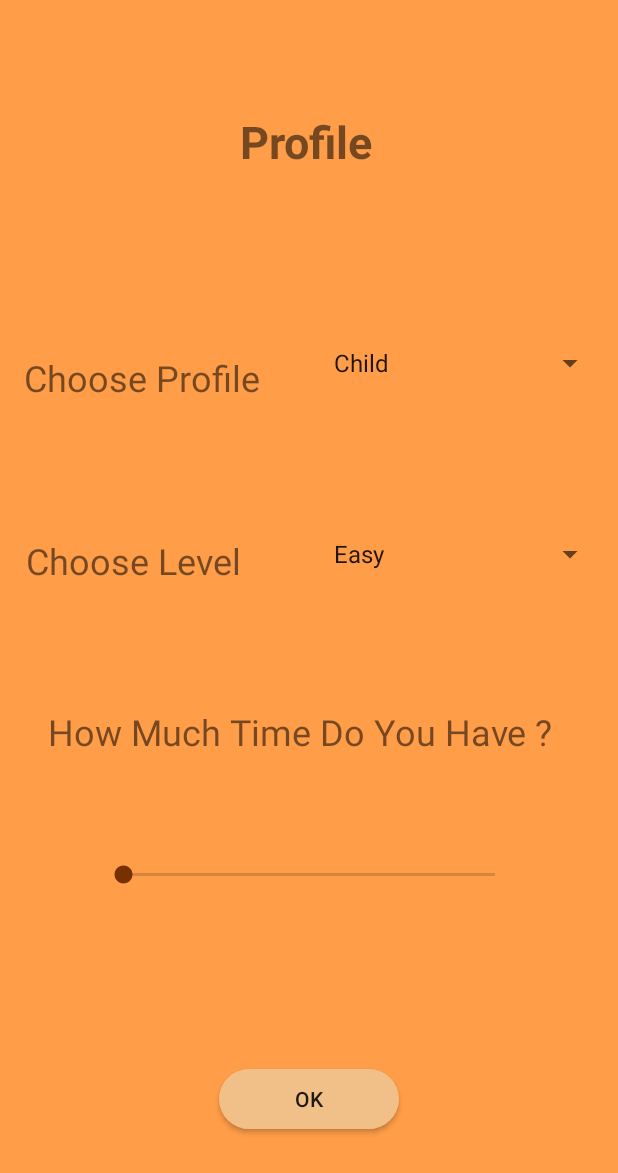
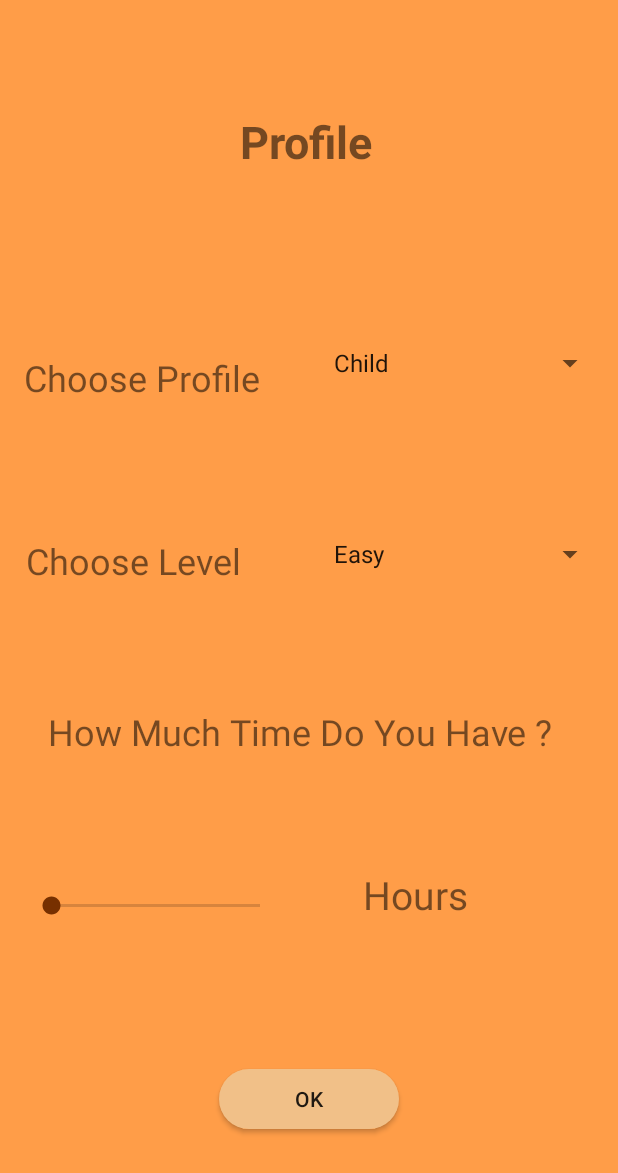
Before and after one commit to NaamaKessler/hackathon, an Android app: the ThirdActivity screen opened directly, with no data from a screen before it, on a phone screen of 412 x 824 dp. Shown: the top 1173 px of the screen. Run offline under Robolectric (Android 15) with nearby library versions, the phone set to English and light mode, and no system bars.

Commit message:
2 & 3 Activity

```diff
--- a/app/src/main/java/tech/amuesy/amuesy/ThirdActivity.java
+++ b/app/src/main/java/tech/amuesy/amuesy/ThirdActivity.java
@@ -6,11 +6,15 @@ import android.support.v7.app.AppCompatActivity;
 import android.view.View;
 import android.widget.ArrayAdapter;
 import android.widget.Button;
+import android.widget.SeekBar;
 import android.widget.Spinner;
+import android.widget.TextView;
 
 public class ThirdActivity extends AppCompatActivity {
 
-
+    double progress_val = 24;
+    TextView tv;
+    SeekBar sb;
 
 
     @Override
@@ -18,18 +22,41 @@ public class ThirdActivity extends AppCompatActivity {
         super.onCreate(savedInstanceState);
         setContentView(R.layout.activity_third);
 
+        // Profile Spinner - need to save answer from user
         Spinner ProfileSpinner = (Spinner) findViewById(R.id.ProfileSpinner);
         ArrayAdapter<String> adapter3_1 = new ArrayAdapter<String>(ThirdActivity.this,
-                android.R.layout.simple_list_item_1,getResources().getStringArray((R.array.Profiles)));
+                android.R.layout.simple_list_item_1, getResources().getStringArray((R.array.Profiles)));
         adapter3_1.setDropDownViewResource(android.R.layout.simple_spinner_dropdown_item);
         ProfileSpinner.setAdapter(adapter3_1);
 
 
+        // Level Spinner - need to save answer from user
         Spinner LevelSpinner = (Spinner) findViewById(R.id.LevelSpinner);
         ArrayAdapter<String> adapter3_2 = new ArrayAdapter<String>(ThirdActivity.this,
-                android.R.layout.simple_list_item_1,getResources().getStringArray((R.array.Levels)));
+                android.R.layout.simple_list_item_1, getResources().getStringArray((R.array.Levels)));
         adapter3_2.setDropDownViewResource(android.R.layout.simple_spinner_dropdown_item);
         LevelSpinner.setAdapter(adapter3_2);
+
+
+        //seek Bar
+        sb = (SeekBar) findViewById(R.id.seekBar);
+        tv = (TextView) findViewById(R.id.HoursTxt);
+        sb.setMax(12);
+
+        sb.setOnSeekBarChangeListener(new SeekBar.OnSeekBarChangeListener() {
+            @Override
+            public void onProgressChanged(SeekBar seekBar, int progress, boolean fromUser) {
+                tv.setText(progress + " Hours");
+            }
+            @Override
+            public void onStartTrackingTouch(SeekBar seekBar) {
+                tv.setText(seekBar.getProgress() + " Hours");
+            }
+            @Override
+            public void onStopTrackingTouch(SeekBar seekBar) {
+                tv.setText(seekBar.getProgress() + " Hours");
+            }
+        });
 
 
         Button okBtn = findViewById(R.id.okBtn);
@@ -39,15 +66,9 @@ public class ThirdActivity extends AppCompatActivity {
                 Intent startIntent = new Intent(getApplicationContext(), MainActivity.class);
                 startActivity(startIntent);
             }
-
-
         });
-
-
 
 
     }
 
-    //comment
-
 }
--- a/app/src/main/res/layout/activity_second.xml
+++ b/app/src/main/res/layout/activity_second.xml
@@ -17,8 +17,8 @@
         android:layout_marginRight="8dp"
         android:layout_marginStart="8dp"
         android:layout_marginTop="8dp"
+        android:text="Back"
         android:background="@drawable/rounded_button"
-        android:text="Go To Previous Page"
         app:layout_constraintBottom_toBottomOf="parent"
         app:layout_constraintEnd_toEndOf="parent"
         app:layout_constraintStart_toStartOf="parent"
@@ -35,8 +35,9 @@
         android:layout_marginRight="8dp"
         android:layout_marginStart="8dp"
         android:layout_marginTop="56dp"
+        android:text="Continue"
         android:background="@drawable/rounded_button"
-        android:text="Go to Next Page"
+
         app:layout_constraintBottom_toBottomOf="parent"
         app:layout_constraintEnd_toEndOf="parent"
         app:layout_constraintStart_toStartOf="parent"
--- a/app/src/main/res/layout/activity_third.xml
+++ b/app/src/main/res/layout/activity_third.xml
@@ -121,8 +121,8 @@
 
     <SeekBar
         android:id="@+id/seekBar"
-        android:layout_width="280dp"
-        android:layout_height="35dp"
+        android:layout_width="171dp"
+        android:layout_height="45dp"
         android:layout_marginBottom="8dp"
         android:layout_marginEnd="8dp"
         android:layout_marginLeft="8dp"
@@ -132,9 +132,10 @@
         android:visibility="visible"
         app:layout_constraintBottom_toBottomOf="parent"
         app:layout_constraintEnd_toEndOf="parent"
+        app:layout_constraintHorizontal_bias="0.045"
         app:layout_constraintStart_toStartOf="parent"
         app:layout_constraintTop_toTopOf="parent"
-        app:layout_constraintVertical_bias="0.722" />
+        app:layout_constraintVertical_bias="0.752" />
 
     <Button
         android:id="@+id/okBtn"
@@ -154,4 +155,24 @@
         app:layout_constraintTop_toTopOf="parent"
         app:layout_constraintVertical_bias="0.952" />
 
+    <TextView
+        android:id="@+id/HoursTxt"
+        android:layout_width="147dp"
+        android:layout_height="47dp"
+        android:layout_marginBottom="8dp"
+        android:layout_marginEnd="8dp"
+        android:layout_marginLeft="8dp"
+        android:layout_marginRight="8dp"
+        android:layout_marginStart="8dp"
+        android:layout_marginTop="8dp"
+        android:text="Hours"
+        android:textSize="26sp"
+        android:visibility="visible"
+        app:layout_constraintBottom_toBottomOf="parent"
+        app:layout_constraintEnd_toEndOf="parent"
+        app:layout_constraintHorizontal_bias="0.94"
+        app:layout_constraintStart_toStartOf="parent"
+        app:layout_constraintTop_toTopOf="parent"
+        app:layout_constraintVertical_bias="0.75" />
+
 </android.support.constraint.ConstraintLayout>
```
